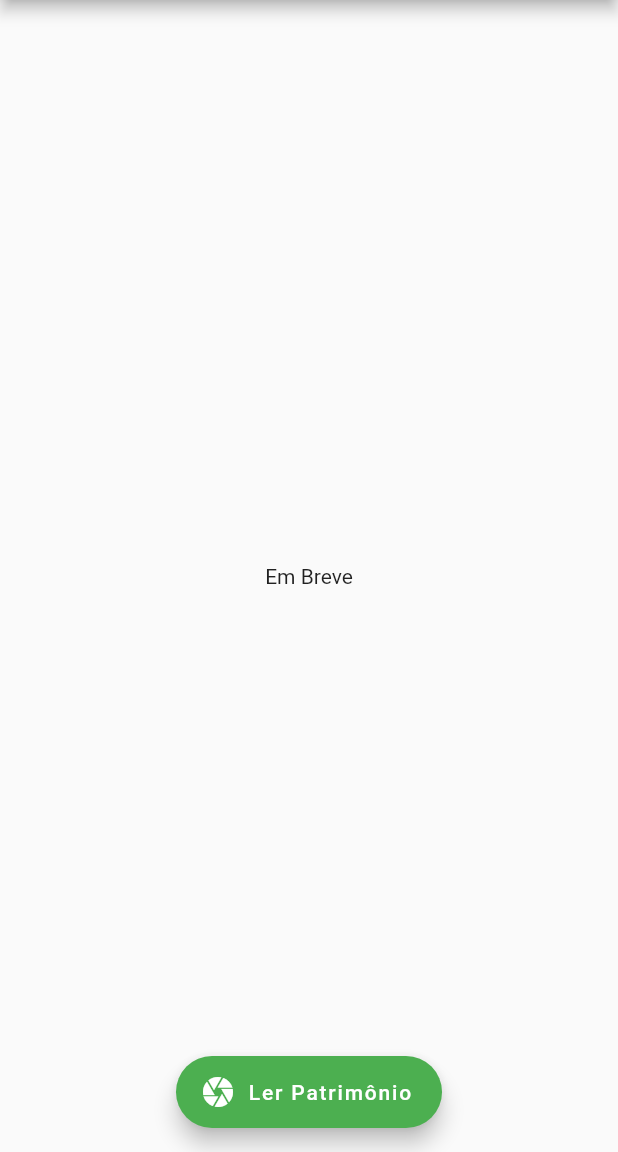
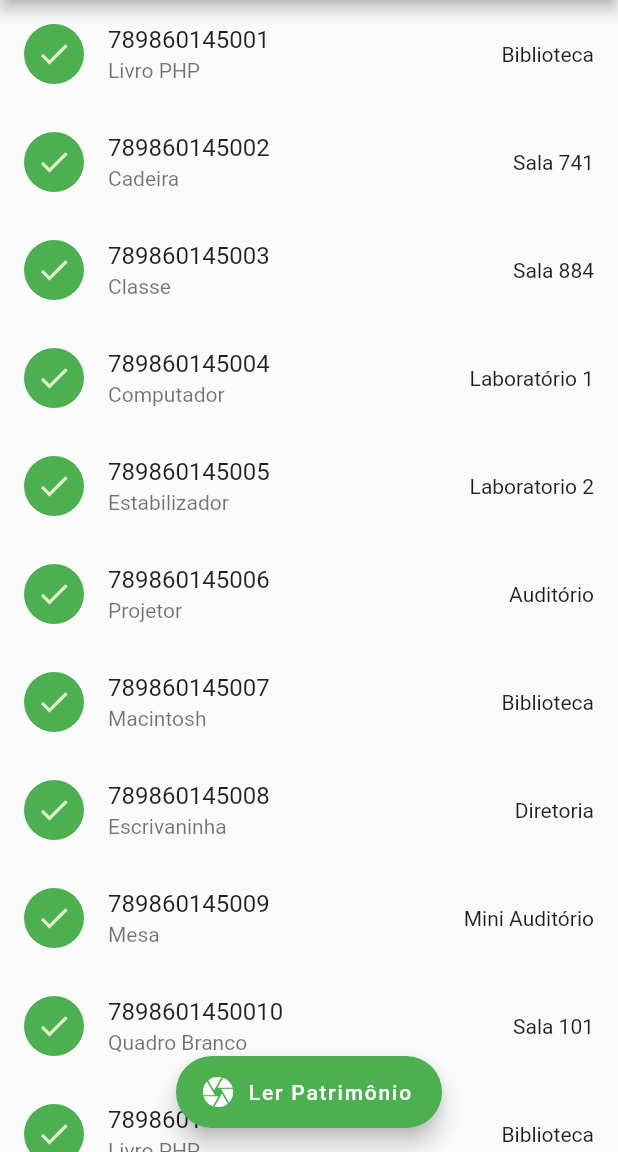
Before and after one commit to rodrigordgfs/PatrimonioIF, a Flutter app: the screen it shows after launch, on a phone screen of 412 x 824 dp, the part 84-1236 px from its top. Run offline on Flutter 3.47's test engine with Material 2 defaults, Android fonts, the phone set to English and light mode, and no system bars; missing offline and left inert: barcode_scan.

Commit message:
Testind barcode list

```diff
--- a/lib/main.dart
+++ b/lib/main.dart
@@ -10,17 +10,22 @@ class PatrimonioIF extends StatefulWidget {
 }
 
 class _PatrimonioIFState extends State<PatrimonioIF> {
+
+  static const appTitle = 'Patrimônio IF';
+  static const patrimonyList = '/PatrimonyList';
+  static const checkPatrimony = '/CheckPatrimony';
+
   @override
   Widget build(BuildContext context) {
     return MaterialApp(
-      title: 'Patrimônio IF',
+      title: appTitle,
       theme: ThemeData(
           primaryColor: Colors.green, primarySwatch: Colors.lightGreen),
       debugShowCheckedModeBanner: false,
       home: PatrimonyListScreen(),
       routes: <String, WidgetBuilder>{
-        '/PatrimonyList': (BuildContext context) => new PatrimonyListScreen(),
-        '/CheckPatrimony': (BuildContext context) => new CheckPatrimonyScreen()
+        patrimonyList: (BuildContext context) => new PatrimonyListScreen(),
+        checkPatrimony: (BuildContext context) => new CheckPatrimonyScreen()
       },
     );
   }
--- a/lib/screens/check_patrimony_screen.dart
+++ b/lib/screens/check_patrimony_screen.dart
@@ -8,6 +8,8 @@ class CheckPatrimonyScreen extends StatefulWidget {
 
 class _CheckPatrimonyScreenState extends State<CheckPatrimonyScreen> {
   static const routName = '/CheckPatrimony';
+
+  TextEditingController controlerName = TextEditingController();
 
   @override
   Widget build(BuildContext context) {
@@ -20,8 +22,34 @@ class _CheckPatrimonyScreenState extends State<CheckPatrimonyScreen> {
         centerTitle: true,
         actions: <Widget>[],
       ),
+      floatingActionButton: FloatingActionButton(
+        onPressed: () {},
+        child: Icon(
+          Icons.save,
+          color: Colors.white,
+        ),
+        backgroundColor: Colors.green,
+      ),
       body: Container(
-        child: Center(),
+        child: Column(
+          children: <Widget>[
+            Padding(
+              padding: EdgeInsets.fromLTRB(16.0, 8.0, 16.0, 4.0),
+              child: TextField(
+                controller: controlerName,
+                textInputAction: TextInputAction.next,
+                decoration: InputDecoration(
+                    icon: Icon(
+                      Icons.local_activity,
+                      color: Colors.green,
+                    ),
+                    hintText: 'Nome do Objeto',
+                    border: OutlineInputBorder()),
+                onSubmitted: (value) {},
+              ),
+            )
+          ],
+        ),
       ),
     );
   }
--- a/lib/screens/patrimony_list_screen.dart
+++ b/lib/screens/patrimony_list_screen.dart
@@ -11,6 +11,63 @@ class PatrimonyListScreen extends StatefulWidget {
 }
 
 class _PatrimonyListScreenState extends State<PatrimonyListScreen> {
+  static const appTitle = 'Patrimônio IF';
+  static const readPatrimony = 'Ler Patrimônio';
+
+  final barcodeArray = [
+    '789860145001',
+    '789860145002',
+    '789860145003',
+    '789860145004',
+    '789860145005',
+    '789860145006',
+    '789860145007',
+    '789860145008',
+    '789860145009',
+    '7898601450010',
+    '7898601450011',
+    '7898601450012',
+    '7898601450013',
+    '7898601450014',
+    '7898601450015'
+  ];
+
+  final localArray = [
+    'Biblioteca',
+    'Sala 741',
+    'Sala 884',
+    'Laboratório 1',
+    'Laboratorio 2',
+    'Auditório',
+    'Biblioteca',
+    'Diretoria',
+    'Mini Auditório',
+    'Sala 101',
+    'Biblioteca',
+    'Sala 741',
+    'Sala 884',
+    'Laboratório 1',
+    'Laboratorio 2'
+  ];
+
+  final nomeArray = [
+    'Livro PHP',
+    'Cadeira',
+    'Classe',
+    'Computador',
+    'Estabilizador',
+    'Projetor',
+    'Macintosh',
+    'Escrivaninha',
+    'Mesa',
+    'Quadro Branco',
+    'Livro PHP',
+    'Cadeira',
+    'Classe',
+    'Computador',
+    'Estabilizador'
+  ];
+
   String barcode = "";
 
   Future _scanBarCode() async {
@@ -50,14 +107,14 @@ class _PatrimonyListScreenState extends State<PatrimonyListScreen> {
   Widget build(BuildContext context) {
     return Scaffold(
       appBar: AppBar(
-        title: Text('Patrimônio IF'),
+        title: Text(appTitle),
         centerTitle: true,
         backgroundColor: Colors.green,
         actions: <Widget>[],
       ),
       floatingActionButton: FloatingActionButton.extended(
         label: Text(
-          'Ler Patrimônio',
+          readPatrimony,
           style: TextStyle(color: Colors.white),
         ),
         icon: Icon(
@@ -72,7 +129,20 @@ class _PatrimonyListScreenState extends State<PatrimonyListScreen> {
       floatingActionButtonLocation: FloatingActionButtonLocation.centerFloat,
       body: Container(
         child: Center(
-          child: Text("Em Breve"),
+          child: ListView.builder(
+            itemCount: barcodeArray.length,
+            itemBuilder: (context, index) {
+              return ListTile(
+                  onTap: () {},
+                  title: Text(barcodeArray[index]),
+                  trailing: Text(localArray[index]),
+                  subtitle: Text(nomeArray[index]),
+                  leading: CircleAvatar(
+                    backgroundColor: Colors.green,
+                    child: Icon(Icons.done),
+                  ));
+            },
+          ),
         ),
       ),
     );
```
